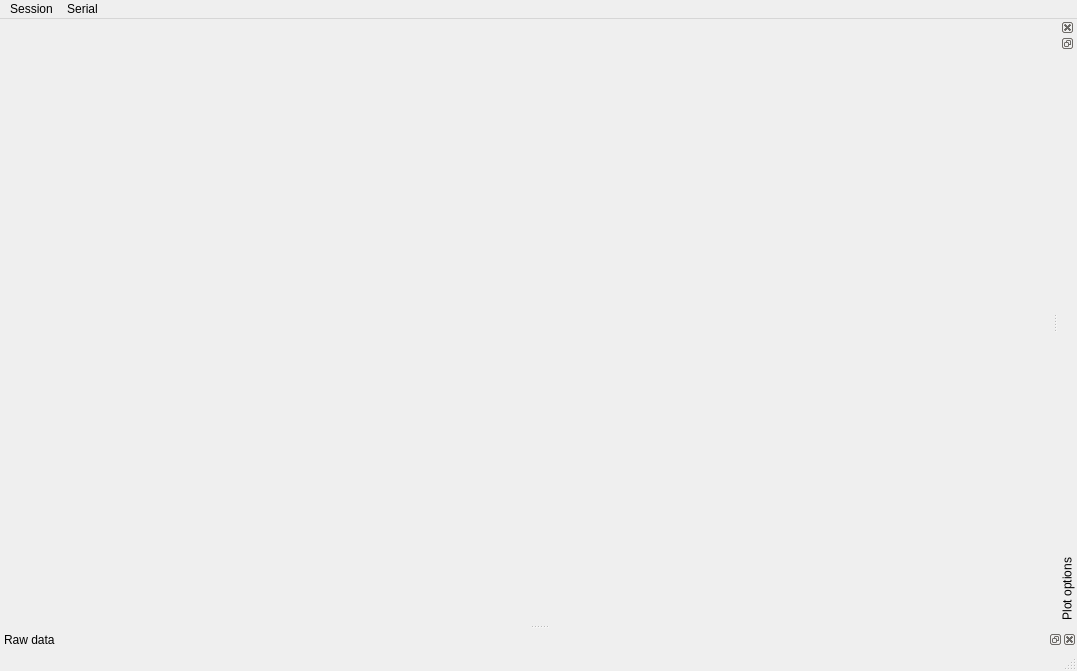
Before: the Qt Designer form RsReadQt/mainwindow.ui in scphamster/RsReadQt, drawn with Qt 5.
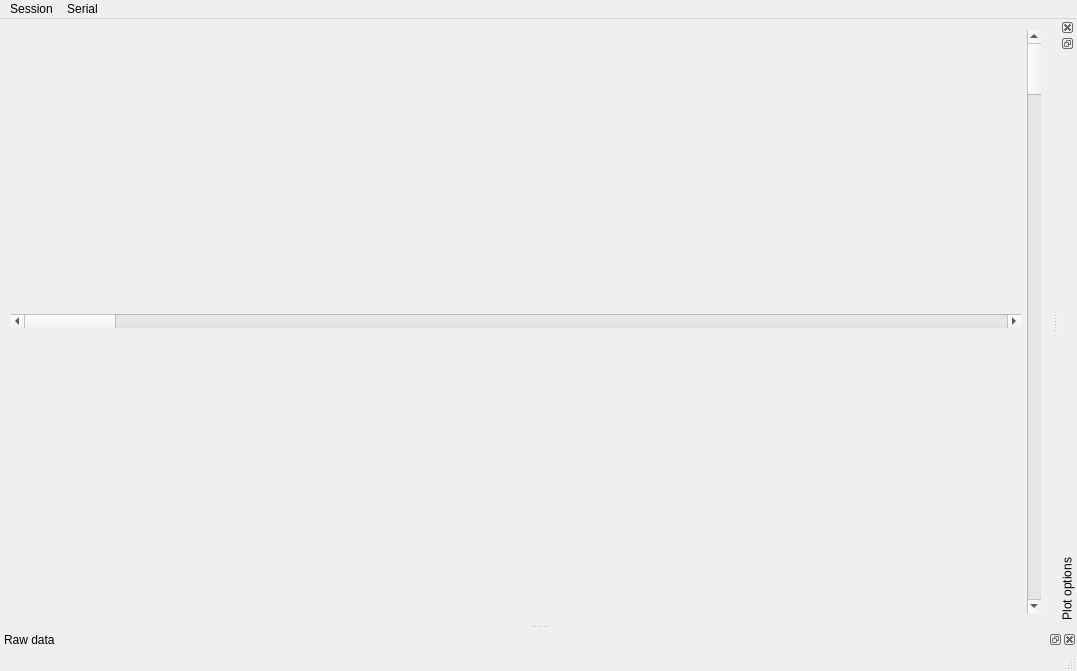
After: the same form once the commit is applied. Icons and pictures are not drawn.

Commit message: scroll bars for chart

What changed in the file:
```diff
--- a/RsReadQt/mainwindow.ui
+++ b/RsReadQt/mainwindow.ui
@@ -31,7 +31,42 @@
    </property>
    <layout class="QHBoxLayout" name="horizontalLayout_2">
     <item>
-     <layout class="QVBoxLayout" name="verticalLayout"/>
+     <layout class="QHBoxLayout" name="horizontalLayout">
+      <item>
+       <layout class="QVBoxLayout" name="verticalLayout_2">
+        <property name="spacing">
+         <number>0</number>
+        </property>
+        <item>
+         <widget class="QScrollBar" name="horizontalScrollBar">
+          <property name="value">
+           <number>0</number>
+          </property>
+          <property name="orientation">
+           <enum>Qt::Horizontal</enum>
+          </property>
+          <property name="invertedAppearance">
+           <bool>false</bool>
+          </property>
+          <property name="invertedControls">
+           <bool>true</bool>
+          </property>
+         </widget>
+        </item>
+       </layout>
+      </item>
+      <item>
+       <layout class="QVBoxLayout" name="verticalLayout">
+        <item>
+         <widget class="QScrollBar" name="verticalScrollBar">
+          <property name="orientation">
+           <enum>Qt::Vertical</enum>
+          </property>
+         </widget>
+        </item>
+       </layout>
+      </item>
+     </layout>
     </item>
    </layout>
   </widget>
```
The commit also changes 2 other files.
